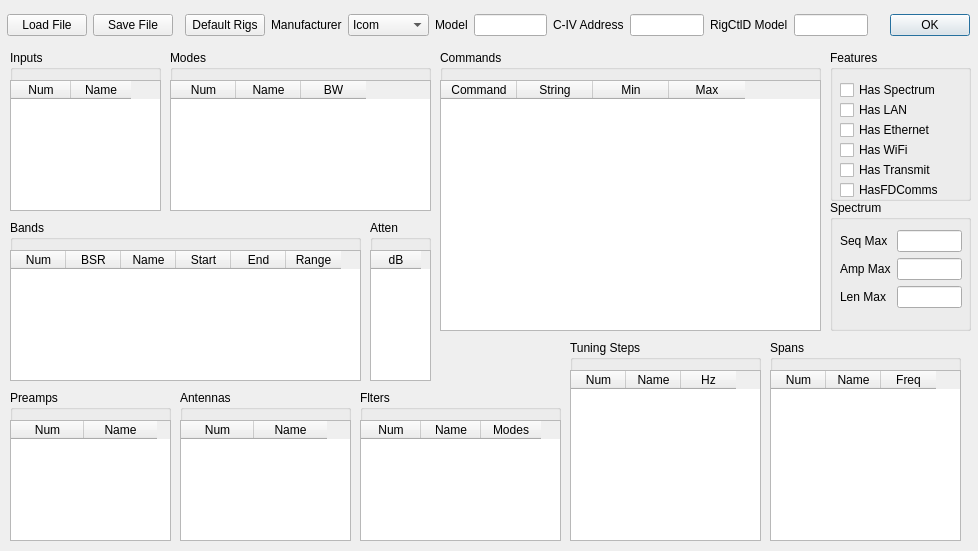
adecarolis/wfweb, file rigcreator.ui: the form before one commit.
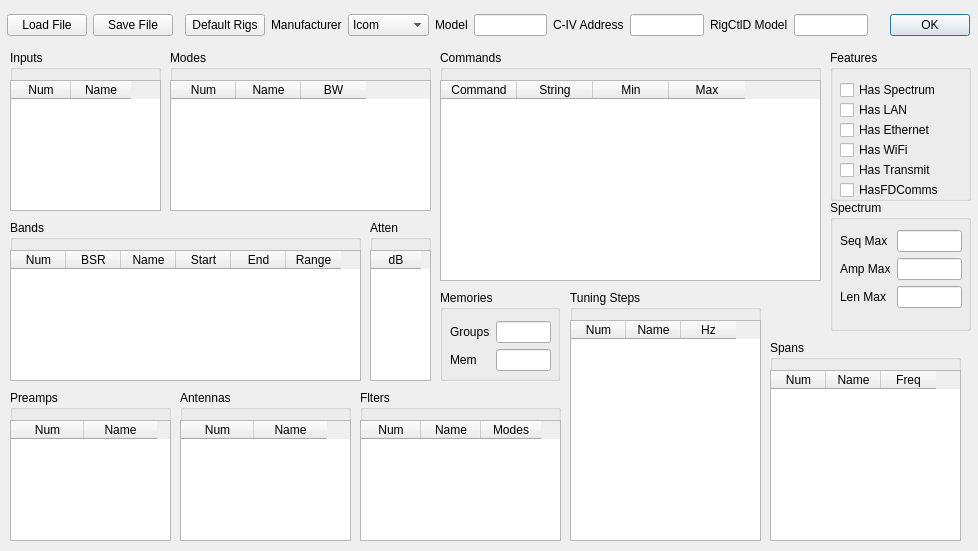
The form after the commit. Custom widgets are drawn as their Qt base class.

Commit message: Add memories support for IC7610/785x

Diff of the .ui file:
```diff
--- a/rigcreator.ui
+++ b/rigcreator.ui
@@ -568,7 +568,7 @@
      <x>440</x>
      <y>50</y>
      <width>381</width>
-     <height>281</height>
+     <height>231</height>
     </rect>
    </property>
    <property name="title">
@@ -580,7 +580,7 @@
       <x>0</x>
       <y>30</y>
       <width>381</width>
-      <height>251</height>
+      <height>201</height>
      </rect>
     </property>
     <property name="sizePolicy">
@@ -799,9 +799,9 @@
    <property name="geometry">
     <rect>
      <x>570</x>
-     <y>340</y>
+     <y>290</y>
      <width>191</width>
-     <height>201</height>
+     <height>251</height>
     </rect>
    </property>
    <property name="title">
@@ -813,7 +813,7 @@
       <x>0</x>
       <y>30</y>
       <width>191</width>
-      <height>171</height>
+      <height>221</height>
      </rect>
     </property>
     <property name="sizePolicy">
@@ -996,6 +996,59 @@
     </column>
    </widget>
   </widget>
+  <widget class="QGroupBox" name="groupBox_12">
+   <property name="geometry">
+    <rect>
+     <x>440</x>
+     <y>290</y>
+     <width>120</width>
+     <height>91</height>
+    </rect>
+   </property>
+   <property name="title">
+    <string>Memories</string>
+   </property>
+   <widget class="QWidget" name="formLayoutWidget_2">
+    <property name="geometry">
+     <rect>
+      <x>10</x>
+      <y>31</y>
+      <width>101</width>
+      <height>51</height>
+     </rect>
+    </property>
+    <layout class="QFormLayout" name="formLayout">
+     <item row="0" column="0">
+      <widget class="QLabel" name="label_8">
+       <property name="text">
+        <string>Groups</string>
+       </property>
+      </widget>
+     </item>
+     <item row="1" column="0">
+      <widget class="QLabel" name="label_9">
+       <property name="text">
+        <string>Mem</string>
+       </property>
+      </widget>
+     </item>
+     <item row="0" column="1">
+      <widget class="QLineEdit" name="memGroups">
+       <property name="inputMask">
+        <string>999</string>
+       </property>
+      </widget>
+     </item>
+     <item row="1" column="1">
+      <widget class="QLineEdit" name="memories">
+       <property name="inputMask">
+        <string>999</string>
+       </property>
+      </widget>
+     </item>
+    </layout>
+   </widget>
+  </widget>
  </widget>
  <customwidgets>
   <customwidget>
```
Left out of the diff: 36 changed lines with no effect on the pictures. The commit also changes 14 other files.
